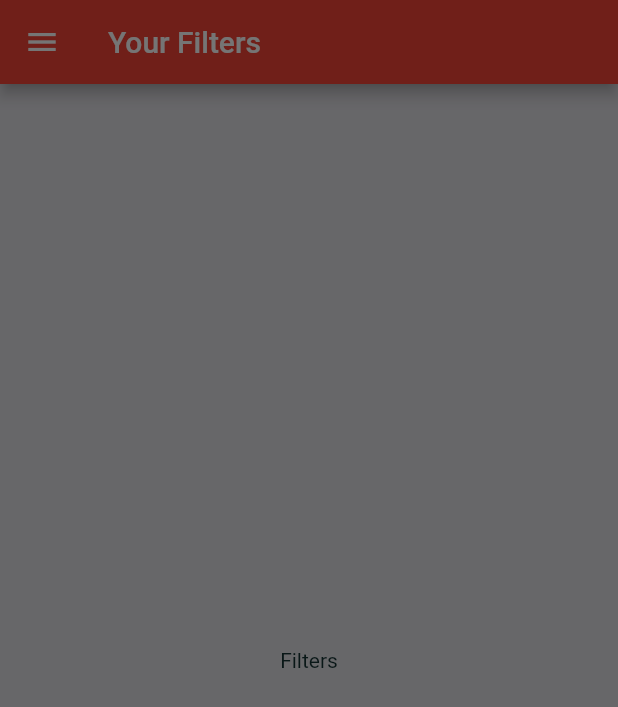
After one commit to eraloop/flutter-meals-app, a Flutter app: the FilterScreen screen opened directly, with the side drawer open, on a phone screen of 412 x 824 dp. The commit adds this screen. Shown: the top 707 px of the screen. Run offline on Flutter 3.47's test engine with Material 2 defaults, Android fonts, the phone set to English and light mode, and no system bars; Roboto replaces fonts that are missing (RaleWay).

Commit message:
some minor qweaks, added sme files

```diff
--- /dev/null
+++ b/lib/screens/filter_screen.dart
@@ -0,0 +1,20 @@
+import 'package:flutter/material.dart';
+
+import '/widgets/main_drawer.dart';
+
+class FilterScreen extends StatelessWidget {
+  const FilterScreen({ Key? key }) : super(key: key);
+
+  @override
+  Widget build(BuildContext context) {
+    return Scaffold(
+      appBar: AppBar(
+        title:const Text("Your Filters"),
+      ),
+      drawer: MainDrawer(),
+      body: const Center(
+        child: Text("Filters"),
+        ),
+    );
+  }
+}
--- a/lib/screens/tabs_screen.dart
+++ b/lib/screens/tabs_screen.dart
@@ -1,4 +1,6 @@
 import 'package:flutter/material.dart';
+
+// import 'package:mealsapp/screens/filter_screen.dart';
 import '/screens/favourites_screen.dart';
 
 import '/screens/categories_screen.dart';
@@ -14,7 +16,7 @@ class _TabsScreenState extends State<TabsScreen> {
 
  final List<Map<String, Widget>> _pages = [
     {
-      "page": CategoriesScreen(),
+      "page":  CategoriesScreen(),
       "title": const Text("Categories")
     },
    {
@@ -47,7 +49,7 @@ class _TabsScreenState extends State<TabsScreen> {
         items: [
           BottomNavigationBarItem(
             backgroundColor: Theme.of(context).primaryColor,
-            icon: Icon(Icons.category),
+            icon: const Icon(Icons.category),
             label: 'Categories'),
 
             BottomNavigationBarItem(
--- /dev/null
+++ b/lib/widgets/main_drawer.dart
@@ -0,0 +1,13 @@
+import 'package:flutter/material.dart';
+
+
+class MainDrawer extends StatelessWidget {
+  const MainDrawer({ Key? key }) : super(key: key);
+
+  @override
+  Widget build(BuildContext context) {
+    return Container(
+
+    );
+  }
+}
```
